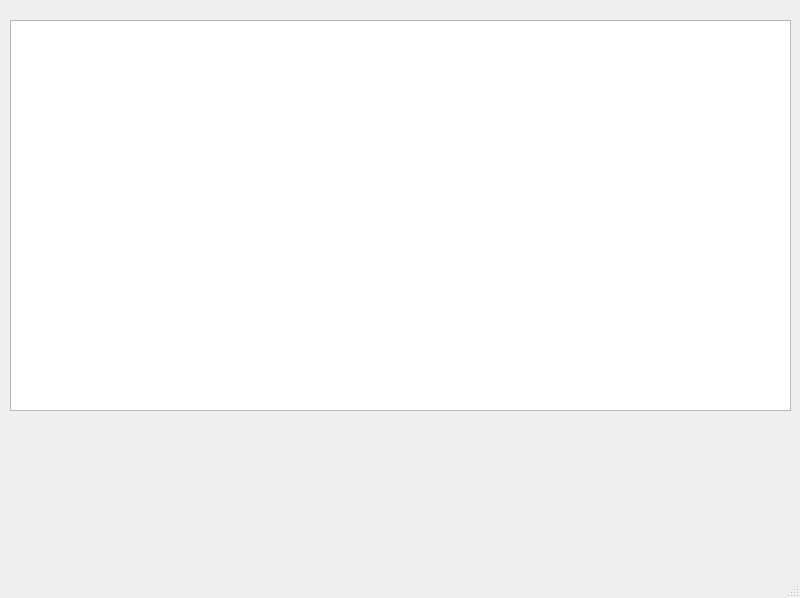
This is table.ui in ektagoel-12/QtProject as Qt 5 draws it before an edit. The edited form follows.
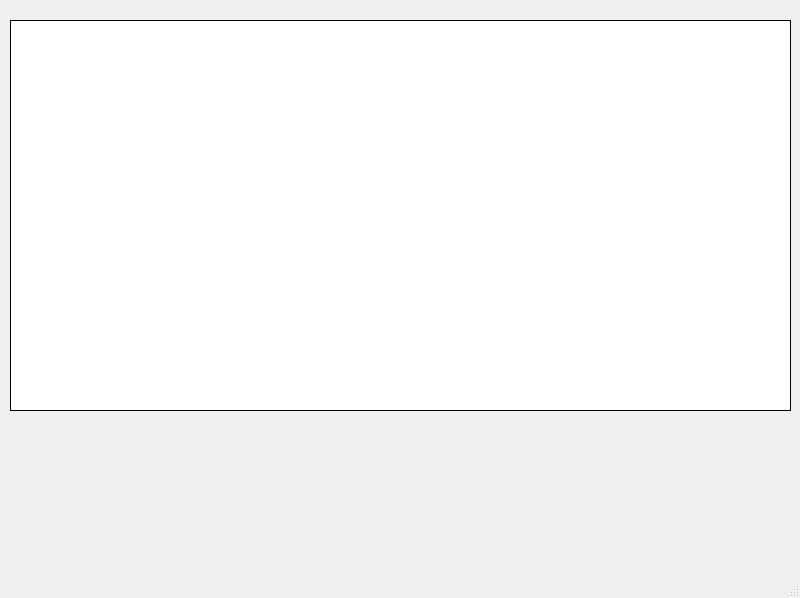
This is the edited form.

```diff
--- a/table.ui
+++ b/table.ui
@@ -13,6 +13,42 @@
   <property name="windowTitle">
    <string>MainWindow</string>
   </property>
+  <property name="styleSheet">
+   <string notr="true">
+            QTableView {
+                background-color: #ffffff; /* White background color */
+                border: 1px solid #000000;
+            }
+
+            QHeaderView::section {
+                background-color: #f2f2f2; /* Light gray background color */
+                color: #000000; /* Black text color */
+                border: none;
+                padding: 8px;
+                font-weight: bold;
+            }
+
+            QTableWidgetItem {
+                padding: 4px;
+            }
+     
+            QPushButton {
+                background-color: #FFFFFF; /* White background color */
+                color: #000000; /* Black text color */
+                border: none;
+                padding: 8px;
+                font-size: 12px;
+            }
+
+            QPushButton:hover {
+                background-color: #CCCCCC; /* Light gray background color on hover */
+            }
+
+            QPushButton:pressed {
+                background-color: #999999; /* Dark gray background color when pressed */
+            }
+</string>
+  </property>
   <widget class="QWidget" name="centralwidget">
    <widget class="QTableWidget" name="tableWidget">
     <property name="geometry">
```
